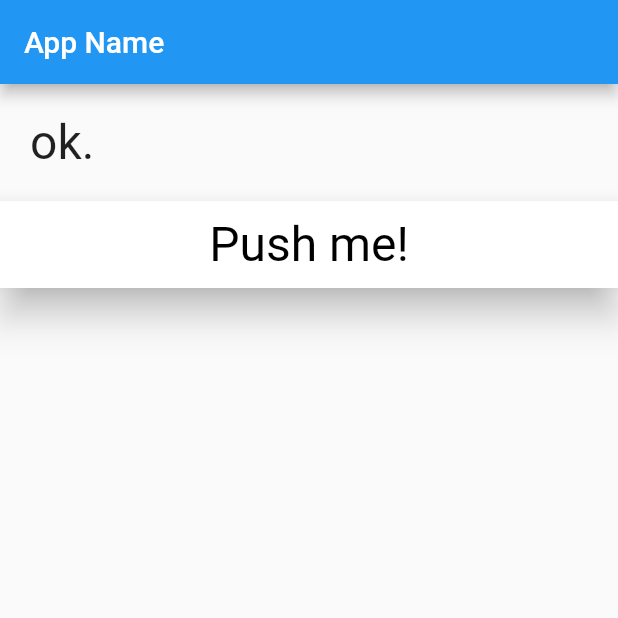
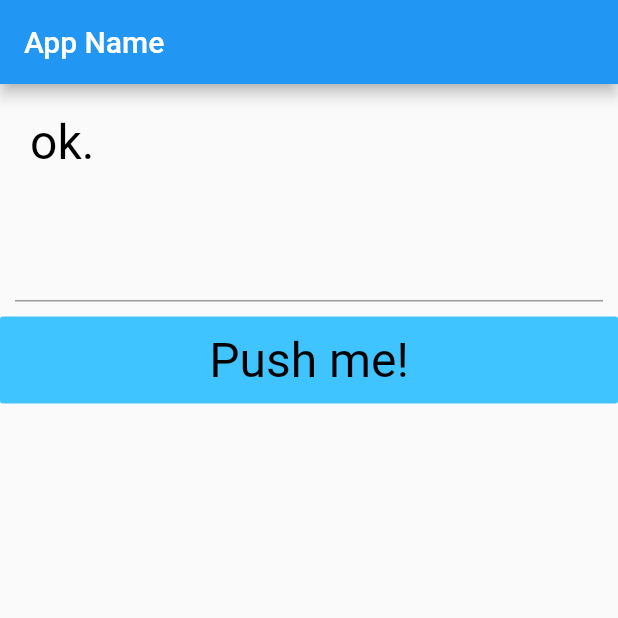
Before and after one commit to mouchi717/flutter_app_intro, a Flutter app: the screen it shows after launch, on a phone screen of 412 x 824 dp, the top half of it. Run offline on Flutter 3.47's test engine with Material 2 defaults, Android fonts, the phone set to English and light mode, and no system bars.

Commit message:
リスト4-8 TextFieldとControllerを使ってみる

```diff
--- /dev/null
+++ b/lib/4-2/main.dart
@@ -0,0 +1,100 @@
+import 'package:flutter/material.dart';
+
+class MyApp4 extends StatelessWidget {
+
+  @override
+  Widget build(BuildContext context) {
+    return new MaterialApp(
+      title: 'Generated App',
+      theme: new ThemeData(
+        primarySwatch: Colors.blue,
+        primaryColor: const Color(0xFF2196f3),
+        accentColor: const Color(0xFF2196f3),
+        canvasColor: const Color(0xFFfafafa),
+      ),
+      home: new MyHomePage(),
+    );
+  }
+}
+
+class MyHomePage extends StatefulWidget {
+  MyHomePage({Key key}) : super(key: key);
+  @override
+  _MyHomePageState createState() => new _MyHomePageState();
+}
+
+class _MyHomePageState extends State<MyHomePage> {
+
+  var _message;
+  final controller = TextEditingController();
+
+  @override
+  void initState() {
+    _message = 'ok.';
+    super.initState();
+  }
+
+  @override
+  Widget build(BuildContext context) {
+    return Scaffold(
+      appBar: AppBar(
+        title: Text('App Name'),
+      ),
+      body:
+        Center(
+        child:
+          Column(
+            mainAxisAlignment: MainAxisAlignment.start,
+            mainAxisSize: MainAxisSize.max,
+            crossAxisAlignment: CrossAxisAlignment.stretch,
+            children: <Widget>[
+              Padding(
+                child:
+                  Text(
+                    _message,
+                      style: TextStyle(fontSize:32.0,
+                        color: const Color(0xFF000000),
+                        fontWeight: FontWeight.w400,
+                        fontFamily: "Roboto"),
+                ),
+
+                padding: const EdgeInsets.all(20.0),
+              ),
+
+              Padding(
+                child:
+                  TextField(
+                    controller: controller,
+                    style: TextStyle(fontSize:28.0,
+                      color: const Color(0xFF000000),
+                      fontWeight: FontWeight.w400,
+                      fontFamily: "Roboto"),
+                ),
+
+                padding: const EdgeInsets.all(10.0),
+              ),
+
+              FlatButton(
+                padding: EdgeInsets.all(10.0),
+                  color: Colors.lightBlueAccent,
+                  onPressed:buttonPressed,
+                  child: Text(
+                    "Push me!",
+                      style: TextStyle(fontSize:32.0,
+                        color: const Color(0xFF000000),
+                        fontWeight: FontWeight.w400,
+                        fontFamily: "Roboto"),
+                  )
+              )
+            ]
+        ),
+      ),
+    );
+  }
+  void buttonPressed(){
+    setState(() {
+      _message = 'you said: ' + controller.text;
+    });
+  }
+
+}
--- a/lib/main.dart
+++ b/lib/main.dart
@@ -1,5 +1,5 @@
 import 'package:flutter/material.dart';
-import 'package:flutter_app_intro/4-1/main.dart';
+import 'package:flutter_app_intro/4-2/main.dart';
 
 void main() => runApp(new MyApp4());
 
```
